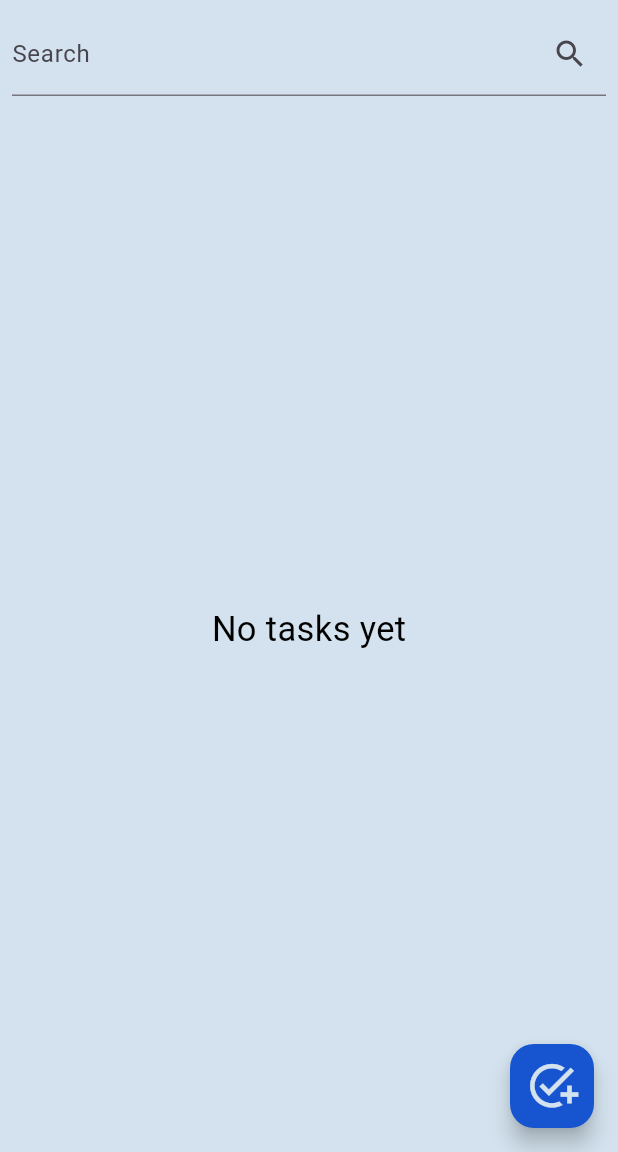
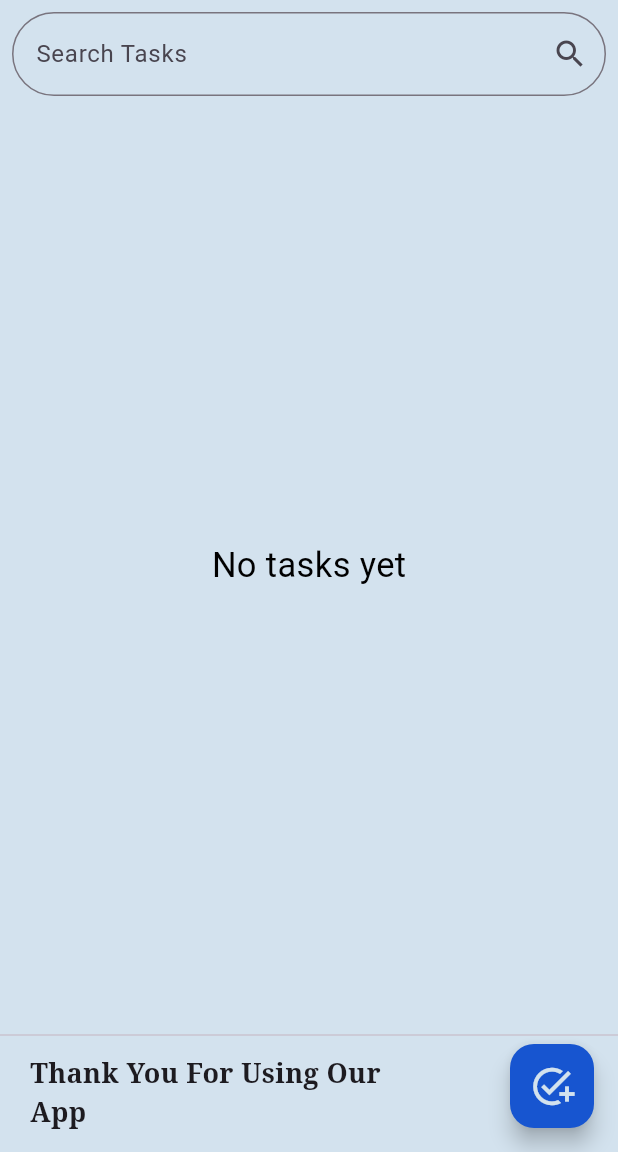
Before and after one commit to Fine-Guy-21/Fine-Todo-App, a Flutter app: the HomeScreen screen opened directly, after a tap on the "add task" icon, on a phone screen of 412 x 824 dp, the part 84-1236 px from its top. Run offline on Flutter 3.47's test engine with Material 3 defaults, Android fonts, the phone set to English and light mode, and no system bars; our stand-ins replace shared_preferences; accounts and stored records are empty.

Commit message:
Update home_screen.dart

```diff
--- a/todo/lib/screens/home_screen.dart
+++ b/todo/lib/screens/home_screen.dart
@@ -116,19 +116,28 @@ class _HomeScreenState extends State<HomeScreen> {
         foregroundColor: AppColors.skeleton,
       ),
       body: Column(
+        crossAxisAlignment: CrossAxisAlignment.start,
         children: [
           Padding(
             padding: const EdgeInsets.all(8.0),
+            child: SizedBox(
+              // width: MediaQuery.of(context).size.width * 0.75,
+              width: double.infinity,
               child: TextField(
                 controller: _searchController,
                 decoration: InputDecoration(
-                labelText: 'Search',
+                  labelText: 'Search Tasks',
                   suffixIcon: IconButton(
                     icon: const Icon(Icons.search),
                     onPressed: () => _filterTasks(_searchController.text),
                   ),
+                  border: OutlineInputBorder(
+                    borderRadius: BorderRadius.circular(30.0),
+                    borderSide: BorderSide(color: Colors.grey),
+                  ),
                 ),
                 onChanged: _filterTasks,
+              ),
             ),
           ),
           Expanded(
@@ -160,6 +169,8 @@ class _HomeScreenState extends State<HomeScreen> {
                               return await showDialog(
                                 context: context,
                                 builder: (context) => AlertDialog(
+                                  backgroundColor: AppColors.background,
+                                  elevation: 10,
                                   title: const Text('Delete Task'),
                                   content: const Text(
                                       'Are you sure you want to delete this task?'),
@@ -182,7 +193,8 @@ class _HomeScreenState extends State<HomeScreen> {
                               _deleteTask(index);
                             },
                             child: Card(
-                              color: _getTaskColor(index),
+                              // color: _getTaskColor(index) ,
+                              color: const Color(0xFFCFD8DC),
                               child: ExpansionTile(
                                 leading: task.subTasks.isEmpty
                                     ? Checkbox(
@@ -245,6 +257,8 @@ class _HomeScreenState extends State<HomeScreen> {
                                                   : TextDecoration.none,
                                             ),
                                           ),
+                                          controlAffinity:
+                                              ListTileControlAffinity.leading,
                                           value: subTask.isCompleted,
                                           onChanged: (value) =>
                                               _toggleSubTaskStatus(
@@ -260,42 +274,102 @@ class _HomeScreenState extends State<HomeScreen> {
                         },
                       ),
           ),
+          Divider(),
+          SizedBox(
+              height: 70,
+              width: MediaQuery.of(context).size.width * 0.75,
+              child: Padding(
+                padding: EdgeInsets.fromLTRB(20, 5, 20, 0),
+                child: Text(
+                  'Thank You For Using Our App',
+                  style: TextStyle(
+                      fontSize: 18,
+                      fontFamily: 'serif',
+                      fontWeight: FontWeight.bold),
+                ),
+              )),
         ],
       ),
       floatingActionButton: FloatingActionButton(
-        onPressed: () => _showAddTaskDialog(),
+        onPressed: () => _showAddTaskDialog(context),
         backgroundColor: AppColors.primary,
         foregroundColor: AppColors.background,
         child: const Icon(
           Icons.add_task_outlined,
-          size: 35,
+          size: 30,
         ),
       ),
     );
   }
 
-  void _showAddTaskDialog() {
-    Navigator.push(
-      context,
-      MaterialPageRoute(
-        builder: (context) => TaskDialog(
+  void _showAddTaskDialog(BuildContext context) {
+    // showDialog(
+    //   context: context,
+    //   builder: (context) => TaskDialog(
+    //     onSave: _addTask, // Your existing _addTask function
+    //   ),
+    // );
+    showGeneralDialog(
+      context: context,
+      pageBuilder: (context, animation, secondaryAnimation) {
+        return TaskDialog(
           onSave: _addTask,
+        );
+      },
+      transitionBuilder: (context, animation, secondaryAnimation, child) {
+        return FadeTransition(
+          opacity: CurvedAnimation(
+            parent: animation,
+            curve: Curves.easeInOut,
           ),
-        fullscreenDialog: true,
+          child: ScaleTransition(
+            scale: CurvedAnimation(
+              parent: animation,
+              curve: Curves.easeInOut,
             ),
+            child: child,
+          ),
+        );
+      },
+      transitionDuration: const Duration(milliseconds: 300),
     );
   }
 
   void _showEditTaskDialog(int index, Task task) {
-    Navigator.push(
-      context,
-      MaterialPageRoute(
-        builder: (context) => TaskDialog(
+    // Navigator.push(
+    //   context,
+    //   MaterialPageRoute(
+    //     builder: (context) => TaskDialog(
+    //       task: task,
+    //       onSave: (updatedTask) => _editTask(index, updatedTask),
+    //     ),
+    //     fullscreenDialog: true,
+    //   ),
+    // );
+    showGeneralDialog(
+      context: context,
+      pageBuilder: (context, animation, secondaryAnimation) {
+        return TaskDialog(
           task: task,
           onSave: (updatedTask) => _editTask(index, updatedTask),
+        );
+      },
+      transitionBuilder: (context, animation, secondaryAnimation, child) {
+        return FadeTransition(
+          opacity: CurvedAnimation(
+            parent: animation,
+            curve: Curves.easeInOut,
           ),
-        fullscreenDialog: true,
+          child: ScaleTransition(
+            scale: CurvedAnimation(
+              parent: animation,
+              curve: Curves.easeInOut,
             ),
+            child: child,
+          ),
+        );
+      },
+      transitionDuration: const Duration(milliseconds: 300),
     );
   }
 
```
Lines whose indentation alone changed are shown as unchanged.
